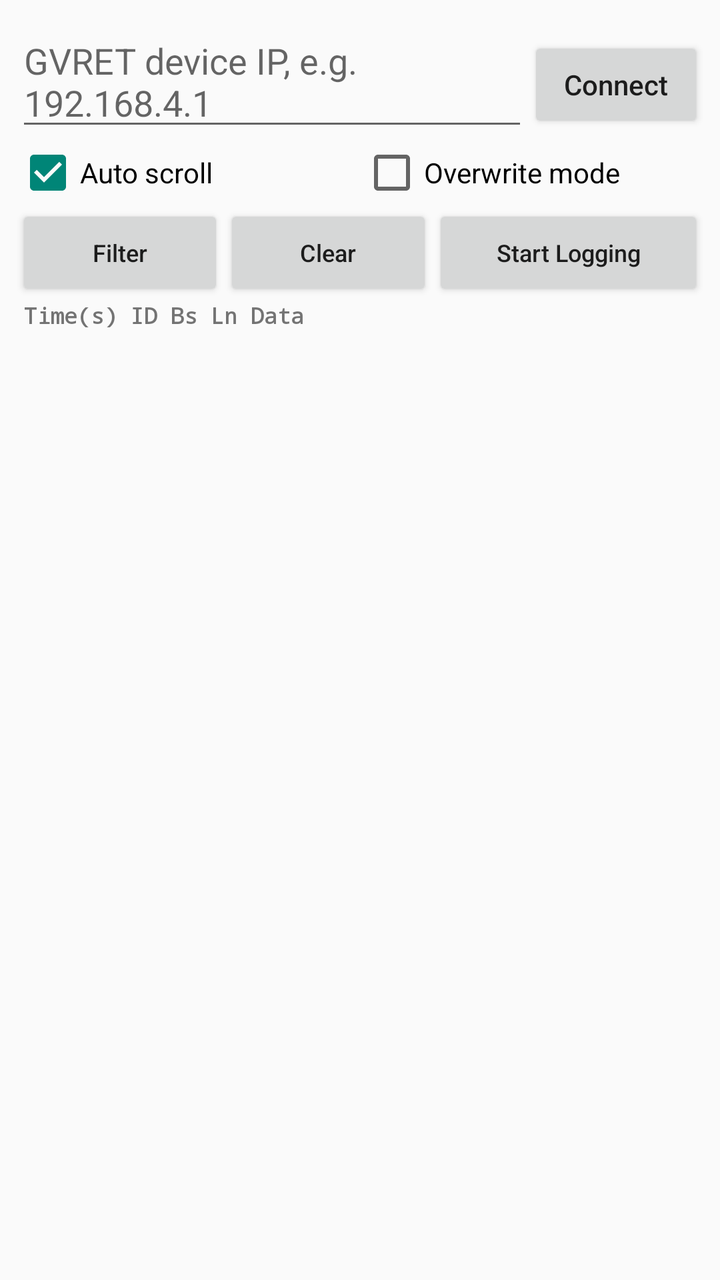
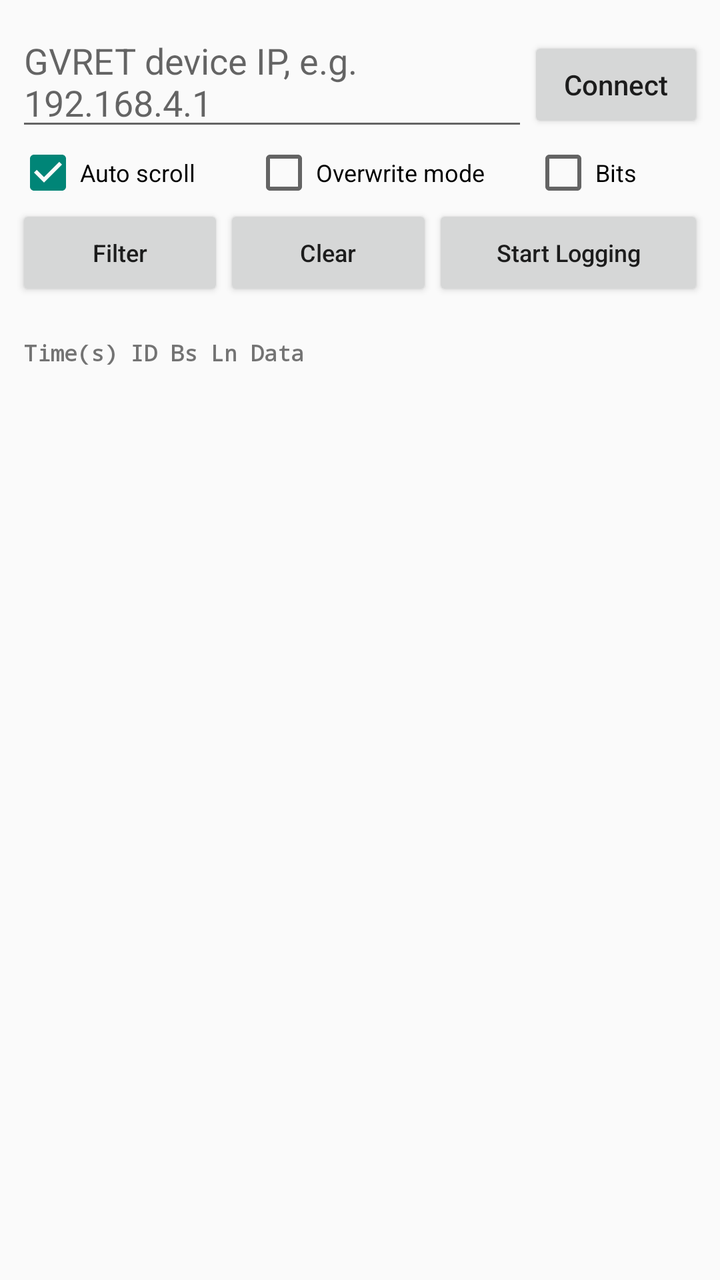

Compare the two renders of this Android layout. The source of the first and the diff that turns it into the second are given below.
<!-- AndroidManifest.xml: application theme android:Theme.Material.Light.DarkActionBar -->
<!-- res/layout/activity_main.xml -->
<?xml version="1.0" encoding="utf-8"?>
<LinearLayout xmlns:android="http://schemas.android.com/apk/res/android"
    android:layout_width="match_parent"
    android:layout_height="match_parent"
    android:orientation="vertical"
    android:padding="8dp">

    
    <LinearLayout
        android:layout_width="match_parent"
        android:layout_height="wrap_content"
        android:orientation="horizontal">

        <EditText
            android:id="@+id/ipInput"
            android:layout_width="0dp"
            android:layout_height="wrap_content"
            android:layout_weight="1"
            android:hint="@string/ip_hint"
            android:inputType="numberDecimal"
            android:digits="0123456789."
            android:maxLines="1" />

        <Button
            android:id="@+id/connectButton"
            android:layout_width="wrap_content"
            android:layout_height="wrap_content"
            android:textAllCaps="false"
            android:text="@string/connect" />
    </LinearLayout>

    
    <LinearLayout
        android:layout_width="match_parent"
        android:layout_height="wrap_content"
        android:orientation="horizontal">

        <CheckBox
            android:id="@+id/autoScrollBox"
            android:layout_width="0dp"
            android:layout_height="wrap_content"
            android:layout_weight="1"
            android:checked="true"
            android:text="@string/auto_scroll" />

        <CheckBox
            android:id="@+id/overwriteBox"
            android:layout_width="0dp"
            android:layout_height="wrap_content"
            android:layout_weight="1"
            android:text="@string/overwrite_mode" />
    </LinearLayout>

    
    <LinearLayout
        android:layout_width="match_parent"
        android:layout_height="wrap_content"
        android:orientation="horizontal">

        <Button
            android:id="@+id/filterButton"
            android:layout_width="0dp"
            android:layout_height="wrap_content"
            android:layout_weight="1"
            android:minWidth="0dp"
            android:textAllCaps="false"
            android:textSize="12sp"
            android:text="@string/filter" />

        <Button
            android:id="@+id/clearButton"
            android:layout_width="0dp"
            android:layout_height="wrap_content"
            android:layout_weight="1"
            android:minWidth="0dp"
            android:textAllCaps="false"
            android:textSize="12sp"
            android:text="@string/clear" />

        <Button
            android:id="@+id/logButton"
            android:layout_width="0dp"
            android:layout_height="wrap_content"
            android:layout_weight="1.3"
            android:minWidth="0dp"
            android:textAllCaps="false"
            android:textSize="12sp"
            android:text="@string/start_logging" />
    </LinearLayout>

    
    <TextView
        android:layout_width="match_parent"
        android:layout_height="wrap_content"
        android:paddingStart="4dp"
        android:paddingEnd="4dp"
        android:typeface="monospace"
        android:textSize="11sp"
        android:textStyle="bold"
        android:text="@string/frame_header" />

    <ListView
        android:id="@+id/frameList"
        android:layout_width="match_parent"
        android:layout_height="0dp"
        android:layout_weight="1"
        android:stackFromBottom="false" />

    <TextView
        android:id="@+id/statusText"
        android:layout_width="match_parent"
        android:layout_height="wrap_content"
        android:minLines="3"
        android:paddingTop="4dp"
        android:textSize="12sp" />
</LinearLayout>
<!-- resources referenced by this layout -->
<resources>
  <string name="auto_scroll">Auto scroll</string>
  <string name="clear">Clear</string>
  <string name="connect">Connect</string>
  <string name="filter">Filter</string>
  <string name="frame_header">  Time(s) ID       Bs Ln  Data</string>
  <string name="ip_hint">GVRET device IP, e.g. 192.168.4.1</string>
  <string name="overwrite_mode">Overwrite mode</string>
  <string name="start_logging">Start Logging</string>
</resources>

<!-- the commit's change to res/layout/activity_main.xml (unified diff, before → after) -->
@@ -39,16 +39,26 @@
             android:id="@+id/autoScrollBox"
             android:layout_width="0dp"
             android:layout_height="wrap_content"
-            android:layout_weight="1"
+            android:layout_weight="1.1"
             android:checked="true"
+            android:textSize="12sp"
             android:text="@string/auto_scroll" />
 
         <CheckBox
             android:id="@+id/overwriteBox"
             android:layout_width="0dp"
             android:layout_height="wrap_content"
-            android:layout_weight="1"
+            android:layout_weight="1.3"
+            android:textSize="12sp"
             android:text="@string/overwrite_mode" />
+
+        <CheckBox
+            android:id="@+id/bitsBox"
+            android:layout_width="0dp"
+            android:layout_height="wrap_content"
+            android:layout_weight="0.8"
+            android:textSize="12sp"
+            android:text="@string/show_bits" />
     </LinearLayout>
 
     
@@ -90,6 +100,14 @@
 
     
     <TextView
+        android:id="@+id/legendText"
+        android:layout_width="match_parent"
+        android:layout_height="wrap_content"
+        android:paddingTop="4dp"
+        android:textSize="11sp" />
+
+    
+    <TextView
         android:layout_width="match_parent"
         android:layout_height="wrap_content"
         android:paddingStart="4dp"
<!-- resource entries referenced after the edit -->
@@ -7,6 +7,7 @@
   <string name="frame_header">  Time(s) ID       Bs Ln  Data</string>
   <string name="ip_hint">GVRET device IP, e.g. 192.168.4.1</string>
   <string name="overwrite_mode">Overwrite mode</string>
+  <string name="show_bits">Bits</string>
   <string name="start_logging">Start Logging</string>
 </resources>
 
